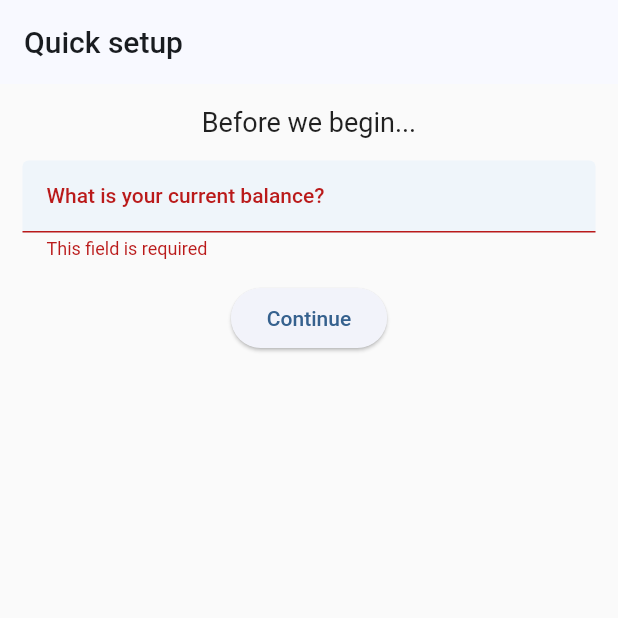
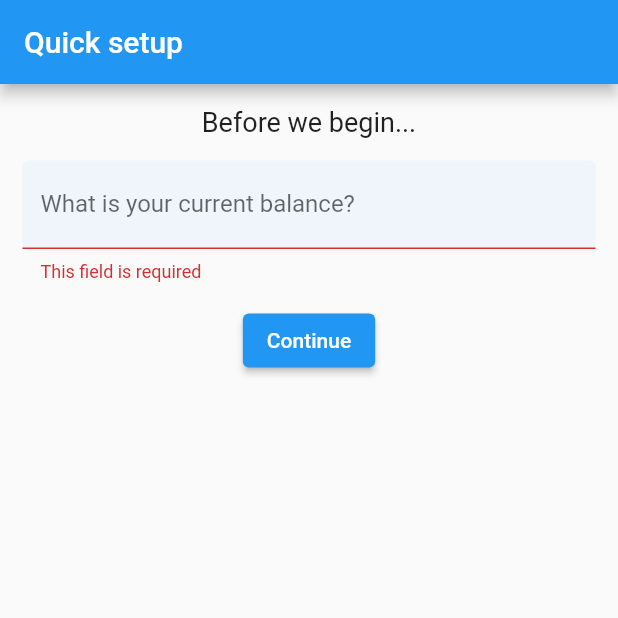
Before and after one commit to hendrychjan/connie, a Flutter app: the screen it shows after launch, after a tap on "Continue", on a phone screen of 412 x 824 dp, the top half of it. Run offline on Flutter 3.47's test engine with Material 2 defaults, Android fonts, the phone set to English and light mode, and no system bars; our stand-ins replace flutter_colorpicker, get, hive, hive_flutter, package_info_plus; missing offline and left inert: bson; accounts and stored records are empty.

Commit message:
Move initialization processes behind the system splash screen

```diff
--- a/lib/getx/app_controller.dart
+++ b/lib/getx/app_controller.dart
@@ -1,12 +1,13 @@
 import 'package:connie/objects/financial_record.dart';
 import 'package:connie/services/hive_service.dart';
+import 'package:flutter/material.dart';
 import 'package:get/get.dart';
 
 class AppController extends GetxController {
   static AppController get to => Get.find();
 
   String appVersion = "";
-  bool firstTimeOpened = false;
+  late Widget firstPage;
 
   RxDouble currentBalance = 0.0.obs;
   RxDouble periodExpenses = 0.0.obs;
--- a/lib/main.dart
+++ b/lib/main.dart
@@ -1,19 +1,15 @@
 import 'package:connie/getx/app_controller.dart';
-import 'package:connie/pages/splash_screen.dart';
-import 'package:connie/ui/local_theme.dart';
+import 'package:connie/services/init_service.dart';
 import 'package:flutter/material.dart';
 import 'package:get/get.dart';
 
 void main() async {
-  Get.put(AppController());
+  await InitService.initApp();
 
   runApp(
     GetMaterialApp(
       title: 'Connie',
-      theme: (Get.isPlatformDarkMode)
-          ? LocalTheme.defaultDarkTheme
-          : LocalTheme.defaultTheme,
-      home: const SplashScreen(),
+      home: AppController.to.firstPage,
     ),
   );
 }
--- a/lib/pages/splash_screen.dart
+++ /dev/null
@@ -1,39 +0,0 @@
-import 'package:connie/getx/app_controller.dart';
-import 'package:connie/pages/first_time_setup_page.dart';
-import 'package:connie/pages/home_page.dart';
-import 'package:connie/services/init_service.dart';
-import 'package:flutter/material.dart';
-import 'package:get/get.dart';
-
-class SplashScreen extends StatefulWidget {
-  const SplashScreen({super.key});
-
-  @override
-  State<SplashScreen> createState() => _SplashScreenState();
-}
-
-class _SplashScreenState extends State<SplashScreen> {
-  @override
-  void initState() {
-    super.initState();
-
-    Future.delayed(Duration.zero, () async {
-      await InitService.initApp();
-
-      if (AppController.to.firstTimeOpened) {
-        Get.offAll(() => const FirstTimeSetupPage());
-      } else {
-        Get.offAll(() => const HomePage());
-      }
-    });
-  }
-
-  @override
-  Widget build(BuildContext context) {
-    return const Scaffold(
-      body: Center(
-        child: CircularProgressIndicator(),
-      ),
-    );
-  }
-}
--- a/lib/services/init_service.dart
+++ b/lib/services/init_service.dart
@@ -4,11 +4,15 @@ import 'package:connie/objects/category_on_record.dart';
 import 'package:connie/objects/expense.dart';
 import 'package:connie/objects/financial_record.dart';
 import 'package:connie/objects/income.dart';
+import 'package:connie/pages/first_time_setup_page.dart';
+import 'package:connie/pages/home_page.dart';
+import 'package:get/get.dart';
 import 'package:hive_flutter/adapters.dart';
 import 'package:package_info_plus/package_info_plus.dart';
 
 class InitService {
   static Future<void> initApp() async {
+    _registerGetxSingletons();
     await _initHive();
     await _initControllerServices();
     await _initControllerFields();
@@ -30,14 +34,21 @@ class InitService {
     Hive.registerAdapter(IncomeAdapter());
   }
 
+  static void _registerGetxSingletons() {
+    Get.put(AppController());
+  }
+
   static Future<void> _initControllerServices() async {
     await AppController.to.hiveService.init();
   }
 
   static Future<void> _initControllerFields() async {
     // Check if this is the first time the app has been opened
-    AppController.to.firstTimeOpened =
-        !AppController.to.hiveService.preferencesBox.containsKey("everOpened");
+    if (AppController.to.hiveService.preferencesBox.containsKey("everOpened")) {
+      AppController.to.firstPage = const HomePage();
+    } else {
+      AppController.to.firstPage = const FirstTimeSetupPage();
+    }
 
     // Load the currentBalance
     AppController.to.currentBalance.value = (await AppController
```
